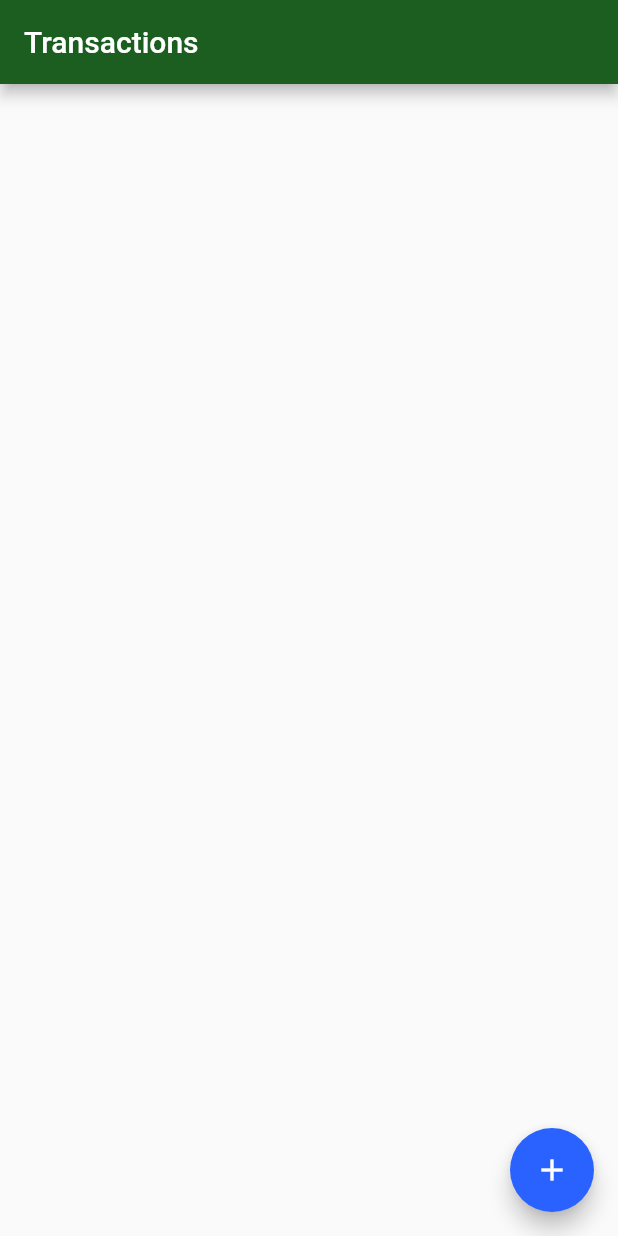
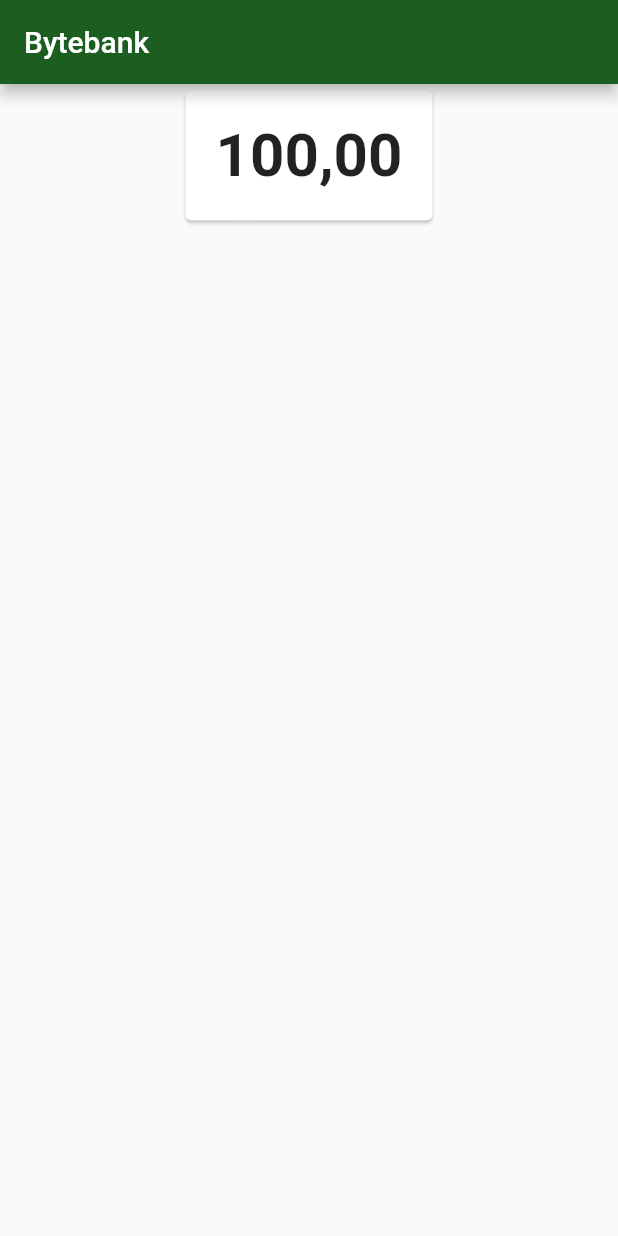
Before and after one commit to Kakomo/Flutter-Provider, a Flutter app: the screen it shows after launch, on a phone screen of 412 x 824 dp. Run offline on Flutter 3.47's test engine with Material 2 defaults, Android fonts, the phone set to English and light mode, and no system bars.

Commit message:
Class 1 - Lesson 1

```diff
--- /dev/null
+++ b/lib/components/BalanceCard.dart
@@ -0,0 +1,21 @@
+import 'package:flutter/cupertino.dart';
+import 'package:flutter/material.dart';
+
+class BalanceCard extends StatelessWidget {
+  @override
+  Widget build(BuildContext context) {
+    return Card(
+      child: Padding(
+        padding: EdgeInsets.all(20.0),
+        child: Text(
+          '100,00',
+          textAlign: TextAlign.center,
+          style: TextStyle(
+            fontSize: 40,
+            fontWeight: FontWeight.bold,
+          ),
+        ),
+      ),
+    );
+  }
+}
--- a/lib/main.dart
+++ b/lib/main.dart
@@ -1,3 +1,4 @@
+import 'package:bytebank/screens/dashboard.dart';
 import 'package:bytebank/screens/transaction_list/transaction_list_screen.dart';
 import 'package:flutter/material.dart';
 
@@ -17,7 +18,7 @@ class ByteBankApp extends StatelessWidget {
           textTheme: ButtonTextTheme.primary,
         ),
       ),
-      home: TransactionListScreen(),
+      home: Dashboard(),
     );
   }
 }
--- /dev/null
+++ b/lib/screens/dashboard.dart
@@ -0,0 +1,16 @@
+import 'package:bytebank/components/BalanceCard.dart';
+import 'package:flutter/material.dart';
+
+class Dashboard extends StatelessWidget {
+  @override
+  Widget build(BuildContext context) {
+    return Scaffold(
+      appBar: AppBar(
+        title: Text('Bytebank'),
+      ),
+      body: Align(
+        alignment: Alignment.topCenter,
+          child: BalanceCard()),
+    );
+  }
+}
```
